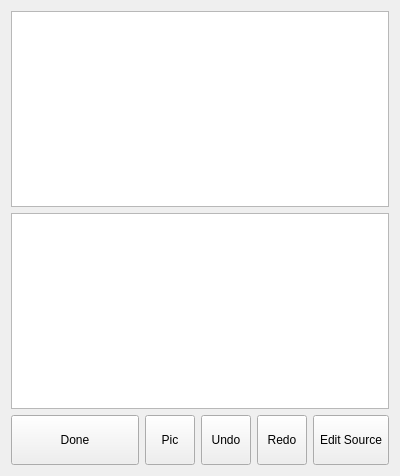
First picture: the form in src/dlgMemos.ui, repository ic005k/Knot-Legacy, before the edit.
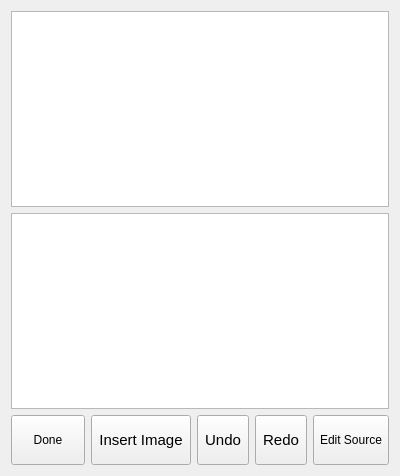
Second picture: the form after the edit. Icons and pictures are not drawn.

Commit message: Additional text below the icon

```diff
--- a/src/dlgMemos.ui
+++ b/src/dlgMemos.ui
@@ -52,8 +52,13 @@
          <height>50</height>
         </size>
        </property>
+       <property name="font">
+        <font>
+         <pointsize>11</pointsize>
+        </font>
+       </property>
        <property name="text">
-        <string>Pic</string>
+        <string>Insert Image</string>
        </property>
        <property name="icon">
         <iconset resource="../res.qrc">
@@ -65,6 +70,9 @@
          <height>30</height>
         </size>
        </property>
+       <property name="toolButtonStyle">
+        <enum>Qt::ToolButtonTextUnderIcon</enum>
+       </property>
       </widget>
      </item>
      <item>
@@ -81,6 +89,11 @@
          <height>50</height>
         </size>
        </property>
+       <property name="font">
+        <font>
+         <pointsize>11</pointsize>
+        </font>
+       </property>
        <property name="text">
         <string>Undo</string>
        </property>
@@ -94,6 +107,9 @@
          <height>30</height>
         </size>
        </property>
+       <property name="toolButtonStyle">
+        <enum>Qt::ToolButtonTextUnderIcon</enum>
+       </property>
       </widget>
      </item>
      <item>
@@ -104,6 +120,11 @@
          <height>50</height>
         </size>
        </property>
+       <property name="font">
+        <font>
+         <pointsize>11</pointsize>
+        </font>
+       </property>
        <property name="text">
         <string>Redo</string>
        </property>
@@ -117,6 +138,9 @@
          <height>30</height>
         </size>
        </property>
+       <property name="toolButtonStyle">
+        <enum>Qt::ToolButtonTextUnderIcon</enum>
+       </property>
       </widget>
      </item>
      <item>
```
The commit also changes 5 other files.
